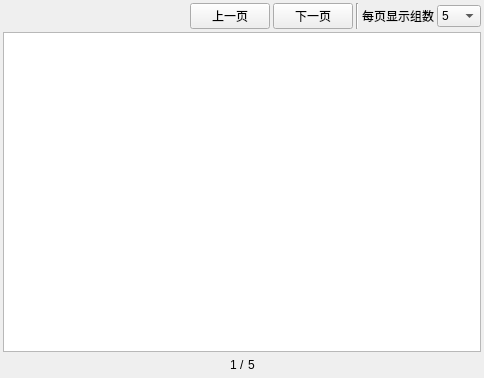
Qt form components/widget_assembler_similar_result_preview/widget_similar_result_preview/res/similar_result_preview.ui (PPJUST/ComicDup) before a commit.
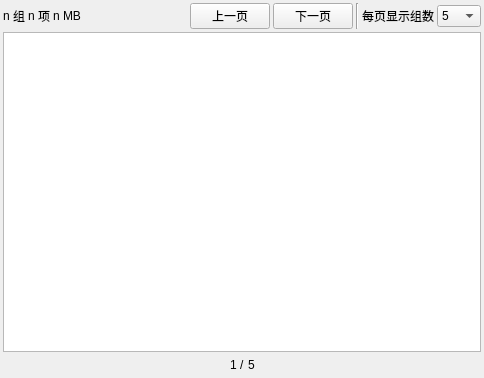
The same form after that commit.

Patch:
```diff
--- a/components/widget_assembler_similar_result_preview/widget_similar_result_preview/res/similar_result_preview.ui
+++ b/components/widget_assembler_similar_result_preview/widget_similar_result_preview/res/similar_result_preview.ui
@@ -34,6 +34,48 @@
      <property name="spacing">
       <number>3</number>
      </property>
+     <item>
+      <widget class="QLabel" name="label_group_count">
+       <property name="text">
+        <string>n</string>
+       </property>
+      </widget>
+     </item>
+     <item>
+      <widget class="QLabel" name="label_4">
+       <property name="text">
+        <string>组</string>
+       </property>
+      </widget>
+     </item>
+     <item>
+      <widget class="QLabel" name="label_comic_count">
+       <property name="text">
+        <string>n</string>
+       </property>
+      </widget>
+     </item>
+     <item>
+      <widget class="QLabel" name="label_6">
+       <property name="text">
+        <string>项</string>
+       </property>
+      </widget>
+     </item>
+     <item>
+      <widget class="QLabel" name="label_size_count">
+       <property name="text">
+        <string>n</string>
+       </property>
+      </widget>
+     </item>
+     <item>
+      <widget class="QLabel" name="label_8">
+       <property name="text">
+        <string>MB</string>
+       </property>
+      </widget>
+     </item>
      <item>
       <spacer name="horizontalSpacer_3">
        <property name="orientation">
```
